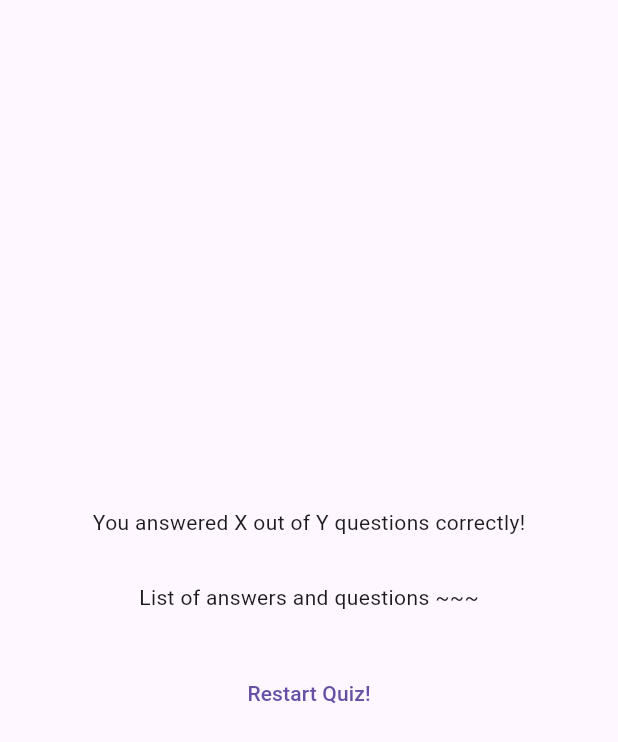
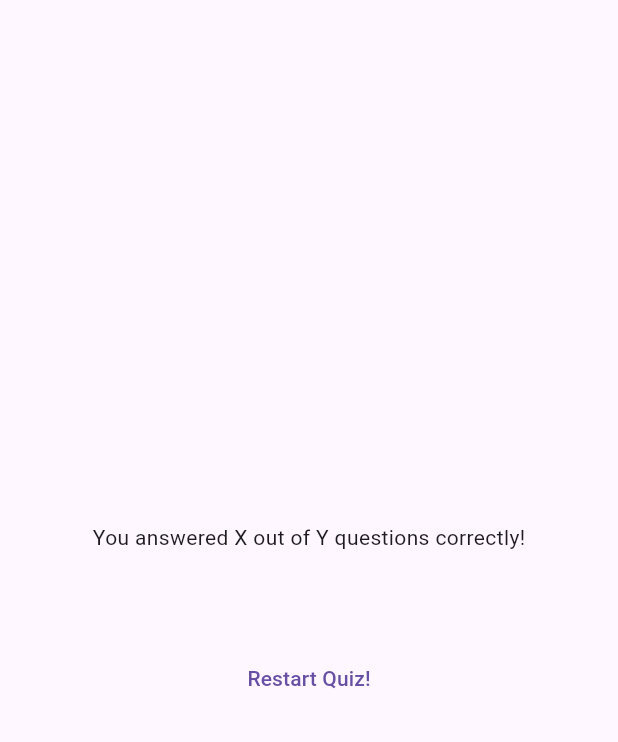
Before and after one commit to beetrbgus/2023-Flutter------, a Flutter app: the ResultScreen widget shown alone on an empty page, opened directly with empty values, on a phone screen of 412 x 824 dp. Shown: the top 742 px of the screen. Run offline on Flutter 3.47's test engine with Material 3 defaults, Android fonts, the phone set to English and light mode, and no system bars; our stand-ins replace google_fonts.

Commit message:
feat - 결과지 목록 위젯생성

```diff
--- /dev/null
+++ b/adv_basic/lib/questions_summary.dart
@@ -0,0 +1,35 @@
+import 'package:flutter/widgets.dart';
+
+class QuestionsSummray extends StatelessWidget {
+  const QuestionsSummray({super.key, required this.summaryData});
+  final List<Map<String, Object>> summaryData;
+
+  @override
+  Widget build(BuildContext context) {
+    return Column(
+      children: summaryData
+          .map(
+            (data) => Row(
+              mainAxisAlignment: MainAxisAlignment.center,
+              crossAxisAlignment: CrossAxisAlignment.center,
+              children: [
+                Text(
+                  ((data['question_index'] as int) + 1).toString(),
+                ),
+                Column(
+                  children: [
+                    Text(data['question'] as String),
+                    const SizedBox(
+                      height: 5,
+                    ),
+                    Text(data['user_answer'] as String),
+                    Text(data['correct_answer'] as String),
+                  ],
+                ),
+              ],
+            ),
+          )
+          .toList(),
+    );
+  }
+}
--- a/adv_basic/lib/quiz.dart
+++ b/adv_basic/lib/quiz.dart
@@ -28,7 +28,6 @@ class _QuizState extends State<Quiz> {
 
     if (selectedAnswers.length == questions.length) {
       setState(() {
-        selectedAnswers.clear();
         activeScreen = 'result-screen';
       });
     }
@@ -43,7 +42,9 @@ class _QuizState extends State<Quiz> {
         onSelectAnswer: chooseAnswer,
       );
     } else if (activeScreen == 'result-screen') {
-      screenwidget = ResultScreen(chosenAnswer: selectedAnswers);
+      screenwidget = ResultScreen(
+        chosenAnswer: selectedAnswers,
+      );
     }
 
     return MaterialApp(
--- a/adv_basic/lib/result_screen.dart
+++ b/adv_basic/lib/result_screen.dart
@@ -1,4 +1,5 @@
 import 'package:adv_basic/data/questions.dart';
+import 'package:adv_basic/questions_summary.dart';
 import 'package:flutter/material.dart';
 
 class ResultScreen extends StatelessWidget {
@@ -32,7 +33,9 @@ class ResultScreen extends StatelessWidget {
             const SizedBox(
               height: 30,
             ),
-            const Text('List of answers and questions ~~~'),
+            QuestionsSummray(
+              summaryData: getSummaryData(),
+            ),
             const SizedBox(
               height: 30,
             ),
```
